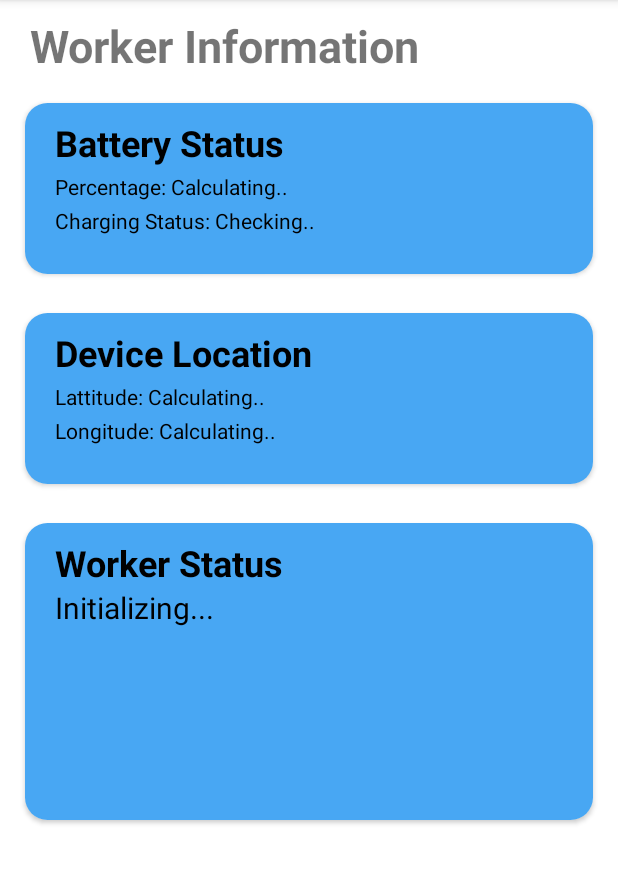
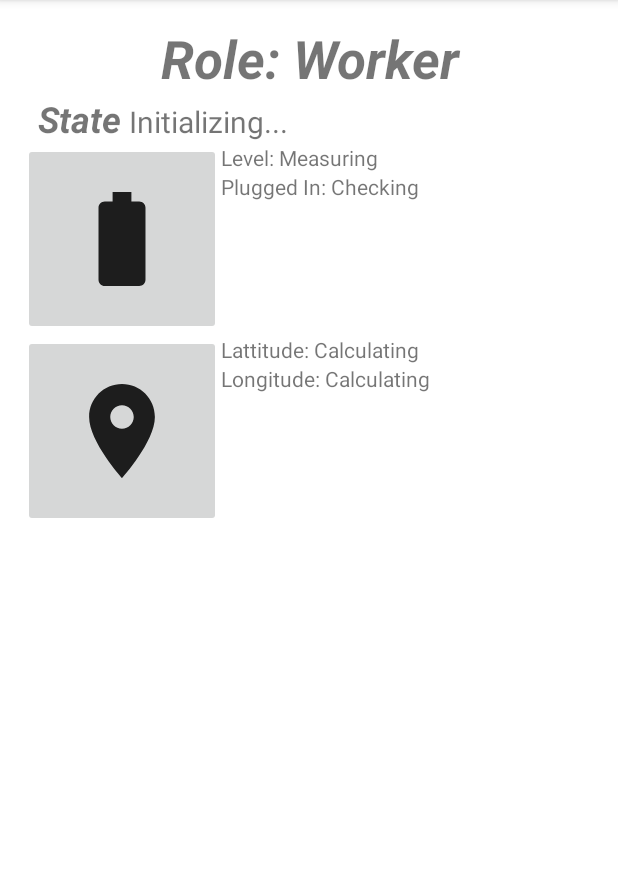
Before and after one commit to vaibhavalreja/MobileOffloading, an Android app: the WorkerActivity screen opened directly, with no data from a screen before it, on a phone screen of 412 x 824 dp, the part 84-968 px from its top. Run offline under Robolectric (Android 15) with nearby library versions, the phone set to English and light mode, and no system bars; 3 statements that could not run were skipped.

Commit message:
updated worker UI

```diff
--- /dev/null
+++ b/app/src/main/res/drawable/battery_img_foreground.xml
@@ -0,0 +1,15 @@
+<vector xmlns:android="http://schemas.android.com/apk/res/android"
+    android:width="108dp"
+    android:height="108dp"
+    android:viewportWidth="108"
+    android:viewportHeight="108"
+    android:tint="#1D1D1D">
+  <group android:scaleX="3.132"
+      android:scaleY="3.132"
+      android:translateX="16.416"
+      android:translateY="16.416">
+    <path
+        android:fillColor="@android:color/white"
+        android:pathData="M15.67,4H14V2h-4v2H8.33C7.6,4 7,4.6 7,5.33v15.33C7,21.4 7.6,22 8.33,22h7.33c0.74,0 1.34,-0.6 1.34,-1.33V5.33C17,4.6 16.4,4 15.67,4z"/>
+  </group>
+</vector>
--- /dev/null
+++ b/app/src/main/res/drawable/location_img_foreground.xml
@@ -0,0 +1,15 @@
+<vector xmlns:android="http://schemas.android.com/apk/res/android"
+    android:width="108dp"
+    android:height="108dp"
+    android:viewportWidth="108"
+    android:viewportHeight="108"
+    android:tint="#1D1D1D">
+  <group android:scaleX="3.132"
+      android:scaleY="3.132"
+      android:translateX="16.416"
+      android:translateY="16.416">
+    <path
+        android:fillColor="@android:color/white"
+        android:pathData="M12,2C8.13,2 5,5.13 5,9c0,5.25 7,13 7,13s7,-7.75 7,-13c0,-3.87 -3.13,-7 -7,-7zM12,11.5c-1.38,0 -2.5,-1.12 -2.5,-2.5s1.12,-2.5 2.5,-2.5 2.5,1.12 2.5,2.5 -1.12,2.5 -2.5,2.5z"/>
+  </group>
+</vector>
--- a/app/src/main/res/layout/activity_worker.xml
+++ b/app/src/main/res/layout/activity_worker.xml
@@ -1,71 +1,64 @@
 <?xml version="1.0" encoding="utf-8"?>
-
-
 <LinearLayout xmlns:android="http://schemas.android.com/apk/res/android"
-    xmlns:app="http://schemas.android.com/apk/res-auto"
     xmlns:tools="http://schemas.android.com/tools"
     android:layout_width="match_parent"
     android:layout_height="match_parent"
     android:orientation="vertical"
-    android:padding="10dp"
+    android:padding="15dp"
     tools:context=".WorkerActivity">
+
+    <TextView
+        android:layout_width="match_parent"
+        android:layout_height="wrap_content"
+        android:gravity="center_vertical|center_horizontal"
+        android:text="Role: Worker"
+        android:textSize="35sp"
+        android:textStyle="bold|italic" />
 
 
     <LinearLayout
         android:layout_width="match_parent"
-        android:layout_height="614dp"
-        android:orientation="vertical">
+        android:layout_height="wrap_content"
+        android:orientation="horizontal">
 
         <TextView
-            android:id="@+id/advertising"
+            android:id="@+id/advertText"
             android:layout_width="wrap_content"
             android:layout_height="wrap_content"
-            android:layout_marginLeft="10dp"
-            android:text="Worker Information"
-            android:textSize="30dp"
-            android:textStyle="bold" />
+            android:layout_marginStart="10dp"
+            android:text="State"
+            android:textSize="24sp"
+            android:textStyle="bold|italic" />
+
+        <TextView
+            android:id="@+id/statusText"
+            android:layout_width="wrap_content"
+            android:layout_height="wrap_content"
+            android:layout_below="@id/advertText"
+            android:layout_marginLeft="5dp"
+            android:text="null"
+            android:textSize="20sp" />
+    </LinearLayout>
 
     <LinearLayout
-            android:layout_width="match_parent"
-            android:layout_height="504dp"
-            android:orientation="vertical">
+        android:layout_width="wrap_content"
+        android:layout_height="wrap_content">
 
-            <androidx.cardview.widget.CardView
-                android:layout_width="match_parent"
-                android:layout_height="130dp"
-                android:layout_marginTop="10dp"
-                android:elevation="4dp"
-                app:cardCornerRadius="15dp"
-                app:cardUseCompatPadding="true">
-
-                <RelativeLayout
-                    android:id="@+id/batteryCard"
-                    android:layout_width="match_parent"
-                    android:layout_height="157dp"
-                    android:background="#48A7F3"
-                    android:padding="10dp">
-
-                    <TextView
-                        android:id="@+id/batteryText"
+        <ImageButton
             android:layout_width="wrap_content"
             android:layout_height="wrap_content"
-                        android:layout_marginLeft="10dp"
-                        android:text="Battery Status"
-                        android:textColor="#000000"
-                        android:textSize="24sp"
-                        android:textStyle="bold">
+            android:src="@drawable/battery_img_foreground" />
 
-                    </TextView>
+        <LinearLayout
+            android:layout_width="wrap_content"
+            android:layout_height="wrap_content"
+            android:orientation="vertical">
 
             <TextView
                 android:id="@+id/percentage"
                 android:layout_width="wrap_content"
                 android:layout_height="wrap_content"
-                        android:layout_below="@id/batteryText"
-                        android:layout_marginLeft="10dp"
-                        android:layout_marginTop="3dp"
-                        android:text="Percentage: Calculating.."
-                        android:textColor="#000000">
+                android:text="Level: Measuring">
 
             </TextView>
 
@@ -73,146 +66,37 @@
                 android:id="@+id/plugged"
                 android:layout_width="wrap_content"
                 android:layout_height="wrap_content"
-                        android:layout_below="@id/percentage"
-                        android:layout_marginLeft="10dp"
-                        android:layout_marginTop="3dp"
-                        android:text="Charging Status: Checking.."
-                        android:textColor="#000000">
+                android:text="Plugged In: Checking" />
+        </LinearLayout>
+    </LinearLayout>
 
-                    </TextView>
+    <LinearLayout
+        android:layout_width="match_parent"
+        android:layout_height="wrap_content"
+        android:orientation="horizontal">
 
-                    <!--eo.view.batterymeter.BatteryMeterView
-                        android:id="@+id/batteryMeter"
-                        android:layout_width="100dp"
-                        android:layout_height="120dp"
-                        android:layout_alignParentRight="true"
-                        android:padding="10dp"
-                        android:soundEffectsEnabled="true"
-
-                        app:batteryMeterChargeLevel="0"
-                        app:batteryMeterChargingColor="#FFFFFF"
-                        app:batteryMeterColor="#FFFFFF"
-                        app:batteryMeterCriticalChargeLevel="15"
-                        app:batteryMeterIsCharging="false"
-                        app:batteryMeterTheme="rounded"
-                        tools:layout_editor_absoluteX="131dp"
-                        tools:layout_editor_absoluteY="439dp" /> -->
-                </RelativeLayout>
-            </androidx.cardview.widget.CardView>
-
-            <androidx.cardview.widget.CardView
-                android:layout_width="match_parent"
-                android:layout_height="130dp"
-                android:layout_marginTop="10dp"
-                android:elevation="4dp"
-                app:cardCornerRadius="15dp"
-                app:cardUseCompatPadding="true">
-
-                <RelativeLayout
-                    android:id="@+id/locationCard"
-                    android:layout_width="match_parent"
-                    android:layout_height="match_parent"
-                    android:background="#48A7F3"
-                    android:padding="10dp">
-
-                    <TextView
-                        android:id="@+id/locationText"
+        <ImageButton
             android:layout_width="wrap_content"
             android:layout_height="wrap_content"
-                        android:layout_marginLeft="10dp"
-                        android:text="Device Location"
-                        android:textColor="#000000"
-                        android:textSize="24sp"
-                        android:textStyle="bold">
+            android:src="@drawable/location_img_foreground" />
 
-                    </TextView>
+        <LinearLayout
+            android:layout_width="wrap_content"
+            android:layout_height="wrap_content"
+            android:orientation="vertical">
 
             <TextView
                 android:id="@+id/latitude"
                 android:layout_width="wrap_content"
                 android:layout_height="wrap_content"
-                        android:layout_below="@id/locationText"
-                        android:layout_marginLeft="10dp"
-                        android:layout_marginTop="3dp"
-                        android:text="Lattitude: Calculating.."
-                        android:textColor="#000000">
-
-                    </TextView>
+                android:text="Lattitude: Calculating" />
 
             <TextView
                 android:id="@+id/longitude"
                 android:layout_width="wrap_content"
                 android:layout_height="wrap_content"
-                        android:layout_below="@id/latitude"
-                        android:layout_marginLeft="10dp"
-                        android:layout_marginTop="3dp"
-                        android:text="Longitude: Calculating.."
-                        android:textColor="#000000">
-
-                    </TextView>
-
-                    <!--ImageView
-                        android:id="@+id/imageView"
-                        android:layout_width="100dp"
-                        android:layout_height="120dp"
-                        android:layout_alignParentRight="true"
-                        app:srcCompat="@drawable/ic_location_on" /> -->
-                </RelativeLayout>
-            </androidx.cardview.widget.CardView>
-
-            <androidx.cardview.widget.CardView
-                android:layout_width="match_parent"
-                android:layout_height="match_parent"
-                android:layout_marginTop="10dp"
-                app:cardBackgroundColor="#FFFFFF"
-                app:cardCornerRadius="15dp"
-                app:cardUseCompatPadding="true">
-
-                <RelativeLayout
-                    android:id="@+id/workerCard"
-                    android:layout_width="match_parent"
-                    android:layout_height="match_parent"
-                    android:background="#48A7F3"
-                    android:padding="10dp">
-
-                    <TextView
-                        android:id="@+id/advertText"
-                        android:layout_width="wrap_content"
-                        android:layout_height="wrap_content"
-                        android:layout_marginStart="10dp"
-                        android:text="Worker Status"
-                        android:textColor="#000000"
-                        android:textSize="24sp"
-                        android:textStyle="bold" />
-
-                    <TextView
-                        android:id="@+id/statusText"
-
-                        android:layout_width="wrap_content"
-                        android:layout_height="wrap_content"
-                        android:layout_below="@id/advertText"
-                        android:layout_marginLeft="10dp"
-                        android:text="Starting..."
-                        android:textColor="#000000"
-                        android:textSize="20sp" />
-
-                    <!--pl.droidsonroids.gif.GifImageView
-                        android:id="@+id/loading"
-                        android:layout_width="match_parent"
-                        android:layout_height="match_parent"
-                        android:layout_below="@id/statusText"
-                        android:layout_marginStart="10dp"
-                        android:layout_marginTop="10dp"
-                        android:layout_marginEnd="10dp"
-                        android:layout_marginBottom="10dp"
-                        android:src="@drawable/loading" /-->
-
-                    <!--android:src="@drawable/ic_online"
-                        android:visibility="invisible"
-                        app:srcCompat="@drawable/ic_online"> -->
-                    <!--/ImageView> -->
-                </RelativeLayout>
-            </androidx.cardview.widget.CardView>
+                android:text="Longitude: Calculating" />
         </LinearLayout>
     </LinearLayout>
+
 </LinearLayout>
--- a/app/src/main/res/layout/connected_device_item.xml
+++ b/app/src/main/res/layout/connected_device_item.xml
@@ -39,7 +39,7 @@
                 android:layout_gravity="center"
                 android:layout_marginEnd="10dp"
                 android:layout_marginRight="10dp"
-                android:src="@drawable/battery_img" />
+                android:src="@drawable/battery_img_foreground" />
 
             <TextView
                 android:id="@+id/battery_level"
--- /dev/null
+++ b/app/src/main/res/mipmap-anydpi-v26/battery_img.xml
@@ -0,0 +1,5 @@
+<?xml version="1.0" encoding="utf-8"?>
+<adaptive-icon xmlns:android="http://schemas.android.com/apk/res/android">
+    <background android:drawable="@color/battery_img_background"/>
+    <foreground android:drawable="@drawable/battery_img_foreground"/>
+</adaptive-icon>
--- /dev/null
+++ b/app/src/main/res/mipmap-anydpi-v26/battery_img_round.xml
@@ -0,0 +1,5 @@
+<?xml version="1.0" encoding="utf-8"?>
+<adaptive-icon xmlns:android="http://schemas.android.com/apk/res/android">
+    <background android:drawable="@color/battery_img_background"/>
+    <foreground android:drawable="@drawable/battery_img_foreground"/>
+</adaptive-icon>
--- /dev/null
+++ b/app/src/main/res/mipmap-anydpi-v26/location_img.xml
@@ -0,0 +1,5 @@
+<?xml version="1.0" encoding="utf-8"?>
+<adaptive-icon xmlns:android="http://schemas.android.com/apk/res/android">
+    <background android:drawable="@color/location_img_background"/>
+    <foreground android:drawable="@drawable/location_img_foreground"/>
+</adaptive-icon>
--- /dev/null
+++ b/app/src/main/res/mipmap-anydpi-v26/location_img_round.xml
@@ -0,0 +1,5 @@
+<?xml version="1.0" encoding="utf-8"?>
+<adaptive-icon xmlns:android="http://schemas.android.com/apk/res/android">
+    <background android:drawable="@color/location_img_background"/>
+    <foreground android:drawable="@drawable/location_img_foreground"/>
+</adaptive-icon>
--- /dev/null
+++ b/app/src/main/res/values/battery_img_background.xml
@@ -0,0 +1,4 @@
+<?xml version="1.0" encoding="utf-8"?>
+<resources>
+    <color name="battery_img_background">#3DDC84</color>
+</resources>
--- /dev/null
+++ b/app/src/main/res/values/location_img_background.xml
@@ -0,0 +1,4 @@
+<?xml version="1.0" encoding="utf-8"?>
+<resources>
+    <color name="location_img_background">#3DDC84</color>
+</resources>
```
Also changed, not shown: app/src/main/battery_img-playstore.png (added), app/src/main/location_img-playstore.png (added), app/src/main/res/drawable/battery_img.png (deleted). Lines whose indentation alone changed are shown as unchanged.
